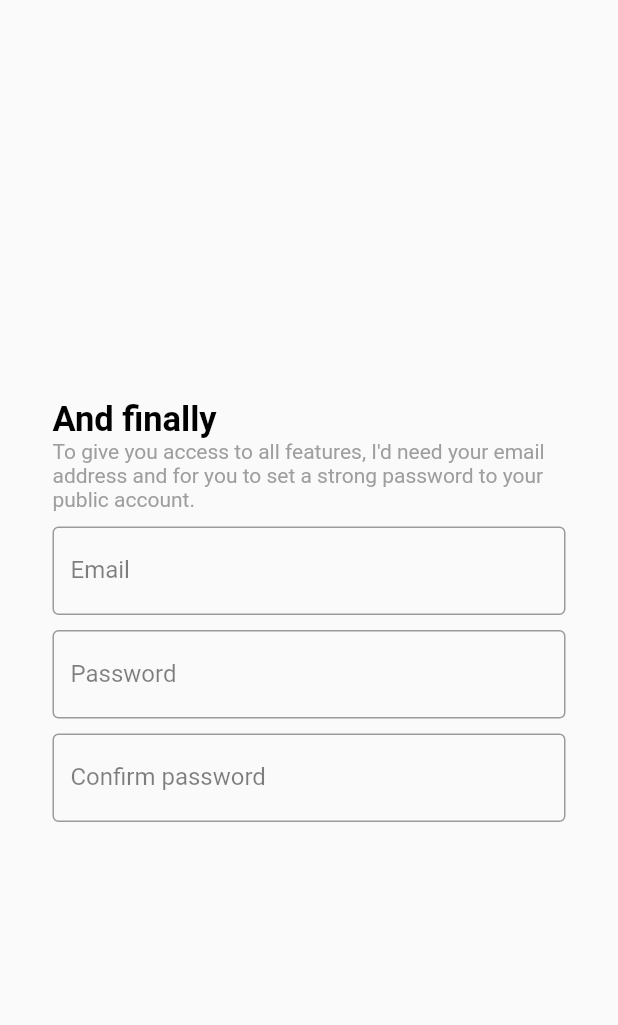
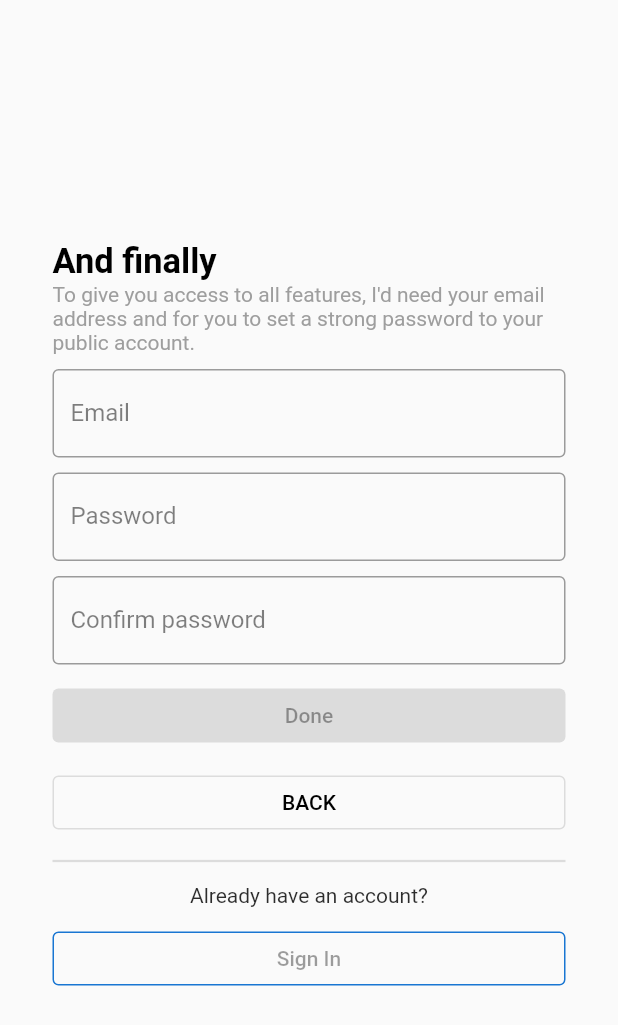
Before and after one commit to spiceFlowMatrix/positive_affirmations, a Flutter app: the AccountDetailsForm screen opened directly, on a phone screen of 412 x 824 dp. Shown: the top 1025 px of the screen. Run offline on Flutter 3.47's test engine with Material 2 defaults, Android fonts, the phone set to English and light mode, and no system bars; our stand-ins replace bloc, chopper, cloud_firestore, equatable, firebase_auth, firebase_core and 7 more; missing offline and left inert: flow_builder; accounts and stored records are empty; generated files the repository leaves out were written again; project files that could hold a hidden picture were left out; key blocks and very long unbroken strings in the code were emptied for the run.

Commit message:
Mobile app [Signup Flow]
Implement account details form ui

```diff
--- a/src/app_rework/lib/account_setup/widgets/account_details_form.dart
+++ b/src/app_rework/lib/account_setup/widgets/account_details_form.dart
@@ -1,7 +1,9 @@
 import 'package:flutter/material.dart';
 import 'package:flutter_bloc/flutter_bloc.dart';
+import 'package:formz/formz.dart';
 import 'package:positive_affirmations/account_setup/bloc/sign_up/sign_up_cubit.dart';
 import 'package:positive_affirmations/account_setup/models/models.dart';
+import 'package:positive_affirmations/common/widgets/already_have_account_content.dart';
 import 'package:positive_affirmations/consts.dart';
 
 class AccountDetailsForm extends StatelessWidget {
@@ -44,10 +46,10 @@ class _Form extends StatelessWidget {
                   //     state.submissionError,
                   //     style: const TextStyle(color: Colors.red),
                   //   ),
-                  // const _SubmitButton(),
-                  // const Padding(padding: EdgeInsets.only(top: 10)),
-                  // const _BackButton(),
-                  // const AlreadyHaveAccountPanel(),
+                  _SubmitButton(),
+                  Padding(padding: EdgeInsets.only(top: 10)),
+                  _BackButton(),
+                  AlreadyHaveAccountPanel(),
                 ],
               ),
             ),
@@ -173,3 +175,36 @@ class _ConfirmPasswordField extends StatelessWidget {
     );
   }
 }
+
+class _SubmitButton extends StatelessWidget {
+  const _SubmitButton({Key? key}) : super(key: key);
+
+  @override
+  Widget build(BuildContext context) {
+    return BlocBuilder<SignUpCubit, SignUpState>(
+      builder: (context, state) {
+        return ElevatedButton(
+          onPressed: state.emailStatus.isValidated &&
+                  state.emailStatus != FormzStatus.pure &&
+                  state.passwordStatus.isValidated &&
+                  state.confirmPasswordStatus.isValidated
+              ? () {}
+              : null,
+          child: const Text('Done'),
+        );
+      },
+    );
+  }
+}
+
+class _BackButton extends StatelessWidget {
+  const _BackButton({Key? key}) : super(key: key);
+
+  @override
+  Widget build(BuildContext context) {
+    return OutlinedButton(
+      onPressed: () => context.read<SignUpCubit>().backAccountDetails(),
+      child: const Text('BACK'),
+    );
+  }
+}
```
